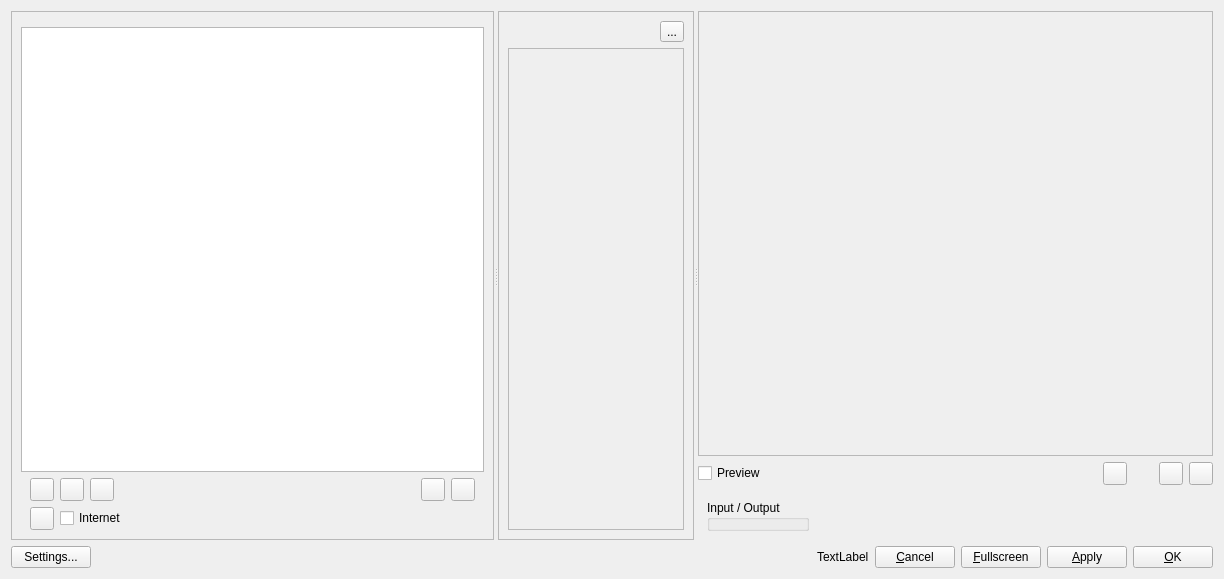
c-koi/gmic-qt, file ui/mainwindow.ui: the form before one commit.
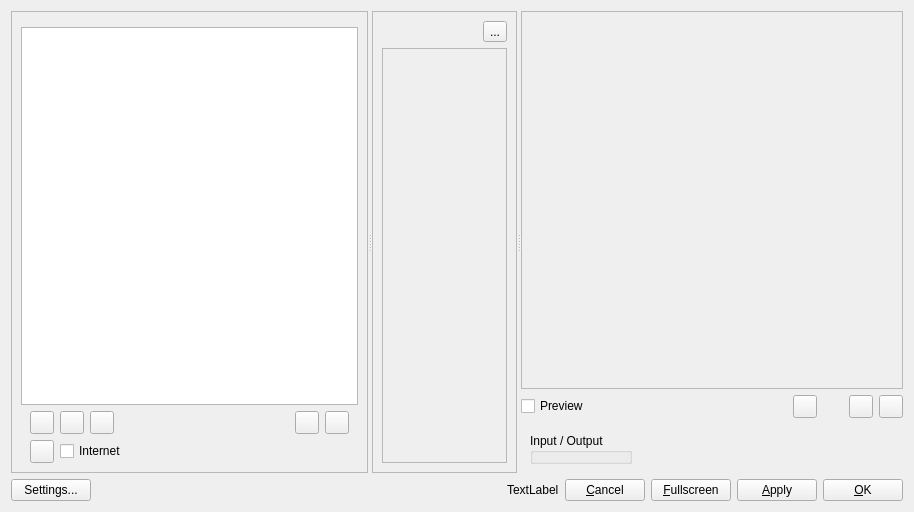
The form after the commit. Icons and pictures are not drawn. Custom widgets are drawn as their Qt base class.

Commit message: Fix ComboBox color in dark theme

The edit to the form file:
```diff
--- a/ui/mainwindow.ui
+++ b/ui/mainwindow.ui
@@ -6,8 +6,8 @@
    <rect>
     <x>0</x>
     <y>0</y>
-    <width>1224</width>
-    <height>579</height>
+    <width>914</width>
+    <height>512</height>
    </rect>
   </property>
   <property name="windowTitle">
@@ -243,8 +243,8 @@
            <rect>
             <x>0</x>
             <y>0</y>
-            <width>169</width>
-            <height>474</height>
+            <width>120</width>
+            <height>407</height>
            </rect>
           </property>
           <layout class="QVBoxLayout" name="verticalLayout_6">
```
The commit also changes 3 other files.
